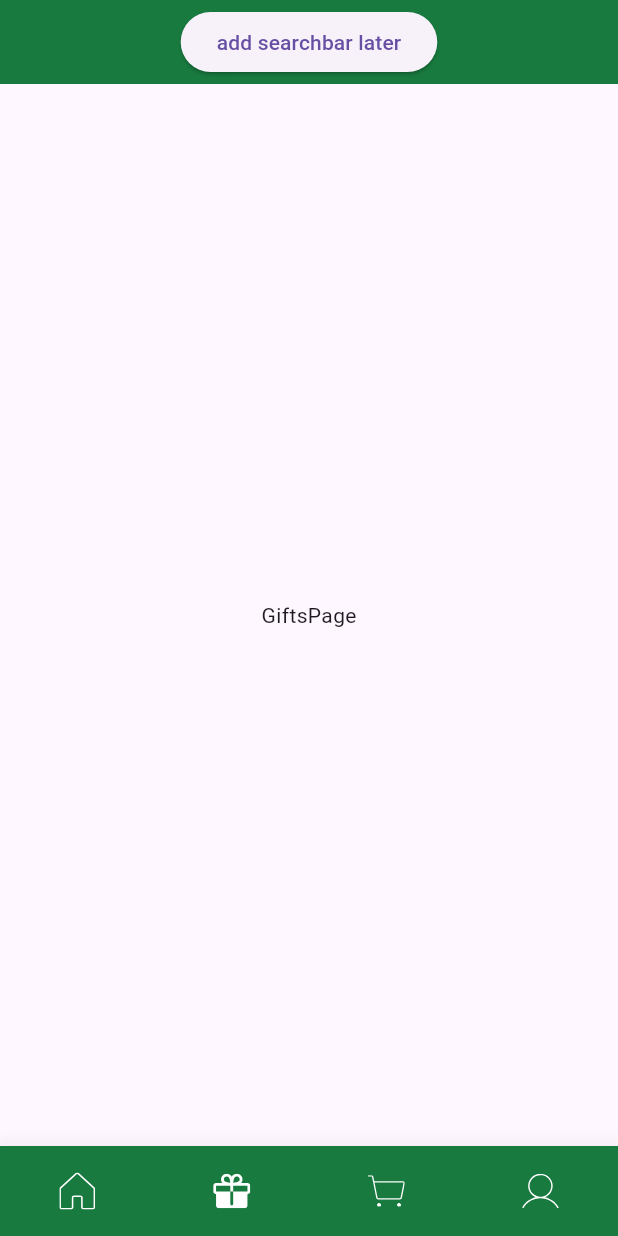
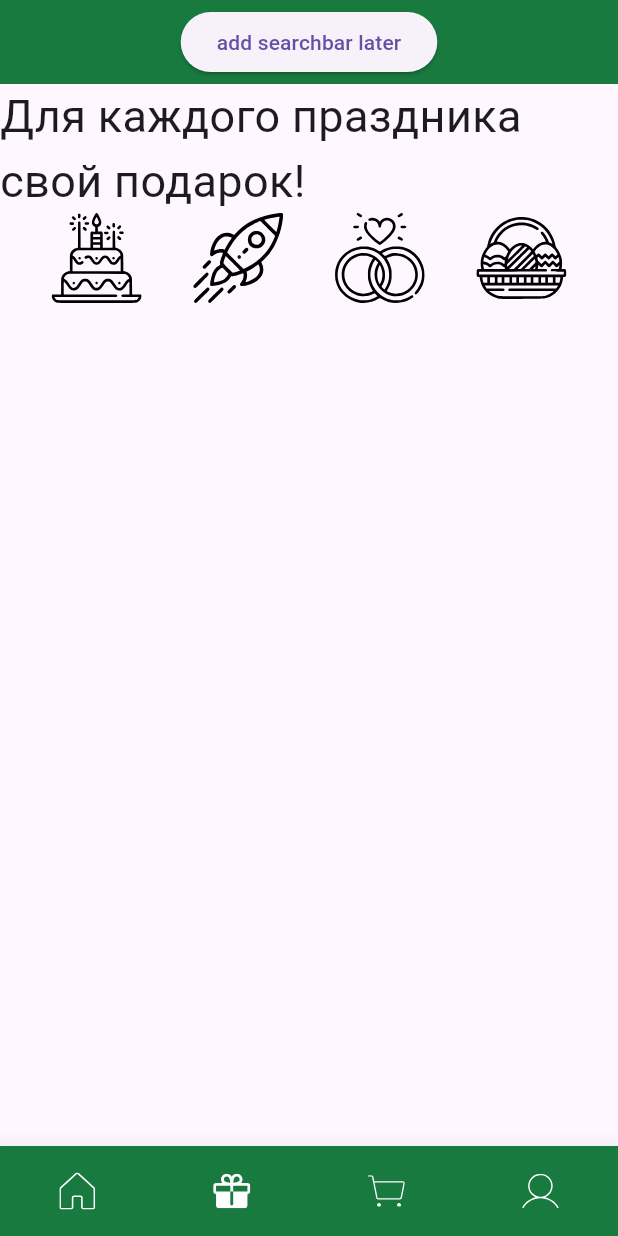
Before and after one commit to RogaJedi/verstak, a Flutter app: the screen it shows after launch, item 2 of the bottom bar chosen, on a phone screen of 412 x 824 dp. Run offline on Flutter 3.47's test engine with Material 3 defaults, Android fonts, the phone set to English and light mode, and no system bars; our stand-ins replace flutter_bloc, flutter_svg; network calls fail.

Commit message:
new stuff

```diff
--- a/lib/main.dart
+++ b/lib/main.dart
@@ -4,7 +4,7 @@ import 'package:flutter_bloc/flutter_bloc.dart';
 import 'package:verstak/pages/cart_page.dart';
 import 'package:verstak/pages/gifts_page.dart';
 import 'package:verstak/pages/home_page.dart';
-import 'package:verstak/pages/user_page.dart';
+import 'package:verstak/pages/user/user_page.dart';
 import 'package:verstak/widgets/custom_bottom_bar.dart';
 
 import 'api_service.dart';
--- a/lib/pages/gifts_page.dart
+++ b/lib/pages/gifts_page.dart
@@ -1,14 +1,49 @@
 import 'package:flutter/material.dart';
+import 'package:flutter_svg/flutter_svg.dart';
 
 class GiftsPage extends StatelessWidget {
   const GiftsPage({super.key});
 
   @override
   Widget build(BuildContext context) {
-    return const Scaffold(
-      body: Center(
-        child: Text('GiftsPage'),
-      ),
+    return Scaffold(
+        body: Column(
+          mainAxisAlignment: MainAxisAlignment.start,
+          children: [
+            const Text(
+                "Для каждого праздника свой подарок!",
+              style: TextStyle(
+                fontSize: 30
+              ),
+            ),
+            Row(
+              mainAxisAlignment: MainAxisAlignment.spaceEvenly, // Optional: for spacing
+              children: [
+                SvgPicture.asset(
+                  'assets/birthday.svg',
+                  width: 60, // Specify desired width
+                  height: 60, // Specify desired height
+                ),
+                SvgPicture.asset(
+                  'assets/kosmonavtika.svg',
+                  width: 60,
+                  height: 60,
+                ),
+                SvgPicture.asset(
+                  'assets/marrage.svg',
+                  width: 60,
+                  height: 60,
+                ),
+                SvgPicture.asset(
+                  'assets/paskha.svg',
+                  width: 60,
+                  height: 60,
+                ),
+              ],
+
+            )
+          ],
+        )
     );
   }
 }
--- a/lib/widgets/product_carousel.dart
+++ b/lib/widgets/product_carousel.dart
@@ -6,13 +6,11 @@ import '../product.dart';
 class ProductCarousel extends StatelessWidget {
   final List<Product> products;
   final ApiService apiService;
-  final Function() onTap;
 
   const ProductCarousel({
     super.key,
     required this.products,
     required this.apiService,
-    required this.onTap
   });
 
   @override
@@ -32,7 +30,6 @@ class ProductCarousel extends StatelessWidget {
               child: ProductCard(
                 product: products[index],
                 apiService: apiService,
-                onTap: onTap,
               ),
             ),
           );
--- a/pubspec.yaml
+++ b/pubspec.yaml
@@ -71,6 +71,7 @@ flutter:
     - assets/user_filled.svg
     - assets/filters.svg
     - assets/search.svg
+    - assets/marrage.svg
     - assets/pokupki.svg
     - assets/paskha.svg
     - assets/kosmonavtika.svg
```
Also changed, not shown: lib/pages/home_page.dart (+20 -11 lines), lib/pages/product_page.dart (added, +83 -0 lines), lib/widgets/product_card/product_card.dart (+12 -4 lines), assets/birthday.svg, assets/kosmonavtika.svg, assets/marrage.svg, assets/paskha.svg, lib/pages/payment_page.dart (added), lib/pages/user/login_page.dart (added), lib/pages/user/user_page.dart (renamed from lib/pages/user_page.dart), lib/pages/user/welcome_page.dart (added).
